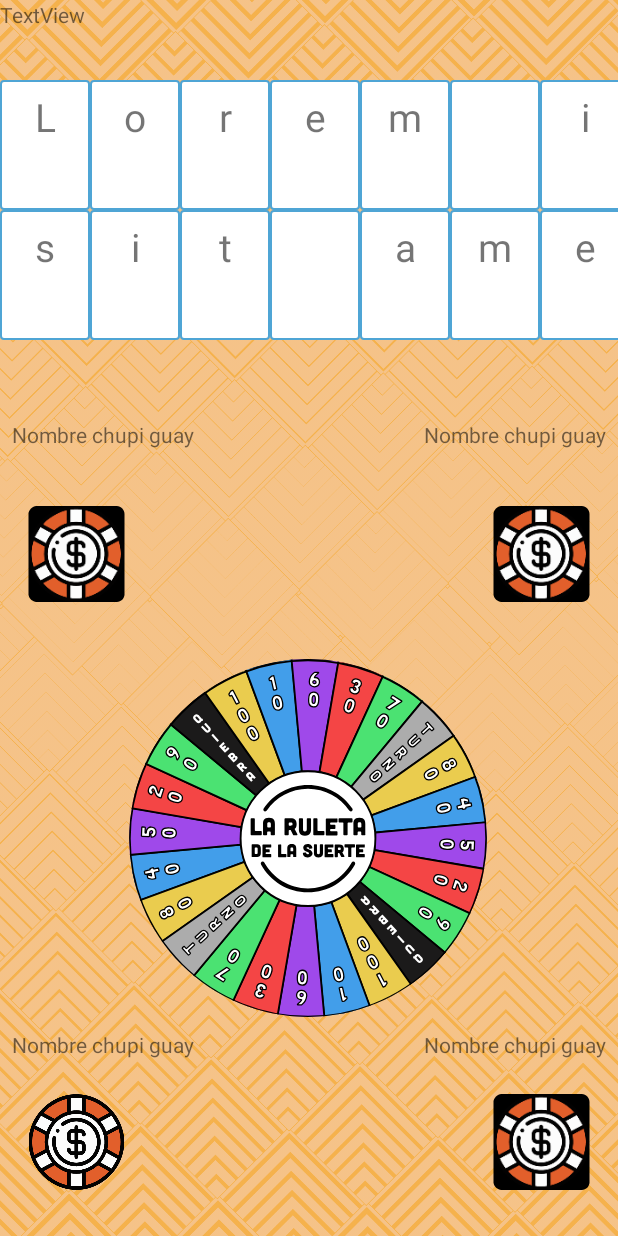
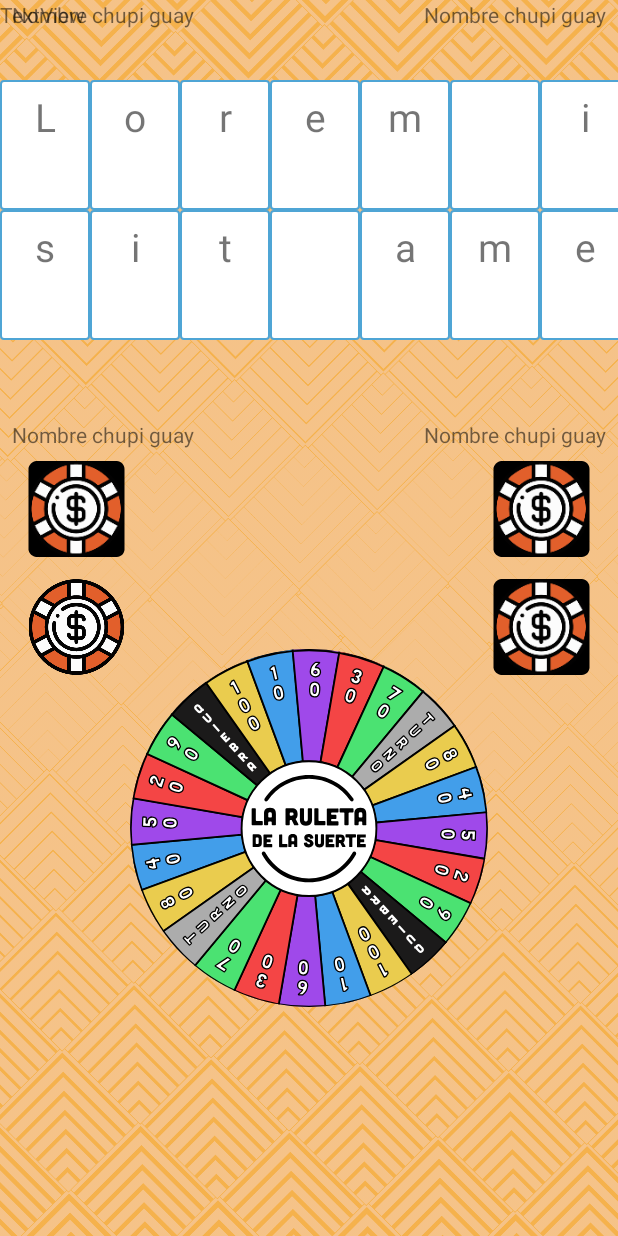
Before and after one commit to aalevelaa/ruleta-de-la-suerte, an Android app: the GameActivity screen opened directly, with no data from a screen before it, on a phone screen of 412 x 824 dp. Run offline under Robolectric (Android 15) with nearby library versions, the phone set to English and light mode, and no system bars; 1 statement that could not run was skipped.

Commit message:
Roulette changed to fragment.

```diff
--- a/app/src/main/java/com/example/ruletadelasuerte/GameActivity.java
+++ b/app/src/main/java/com/example/ruletadelasuerte/GameActivity.java
@@ -1,8 +1,10 @@
 package com.example.ruletadelasuerte;
 
 import androidx.appcompat.app.AppCompatActivity;
+import androidx.viewpager.widget.ViewPager;
 
 import android.content.Intent;
+import android.net.Uri;
 import android.os.Bundle;
 import android.view.View;
 import android.view.animation.AnimationSet;
@@ -15,7 +17,7 @@ import android.widget.TextView;
 import java.util.ArrayList;
 import java.util.Random;
 
-public class GameActivity extends AppCompatActivity {
+public class GameActivity extends AppCompatActivity implements RouletteFragment.OnFragmentInteractionListener {
 
     private ImageView ruleta;
     private int numPlayers = 0;
@@ -28,13 +30,19 @@ public class GameActivity extends AppCompatActivity {
         super.onCreate(savedInstanceState);
         setContentView(R.layout.activity_game);
 
+        //Gets info from last Activity
         Intent intent = getIntent();
 
         this.numPlayers = Integer.valueOf(intent.getStringExtra("numPlayers"));
         this.namePlayers = intent.getStringArrayExtra("namePlayers");
 
+        //Sets RouletteKeyboardAdapter to ViewPager
+        ViewPager v = findViewById(R.id.roulette_keyboard);
+        RouletteKeyboardAdapter adapter = new RouletteKeyboardAdapter(getSupportFragmentManager());
+        v.setAdapter(adapter);
+
+
         TableRow.LayoutParams rowParams = new TableRow.LayoutParams(TableRow.LayoutParams.WRAP_CONTENT, TableRow.LayoutParams.WRAP_CONTENT);
-
 
         this.frase = getResources().getStringArray(R.array.frases)[0];
 
@@ -62,43 +70,8 @@ public class GameActivity extends AppCompatActivity {
             ((TableLayout)findViewById(R.id.panel)).addView(tableRow);
         }
 
-
-
-        addRuletaAnimation();
-
     }
 
-    private void addRuletaAnimation()
-    {
-        ruleta = findViewById(R.id.ruletaIntro);
-
-        ruleta.setOnClickListener(new View.OnClickListener()
-        {
-            @Override
-            public void onClick(View v)
-            {
-                float r = (float) new Random().nextInt(360);
-
-                final RotateAnimation animRotate = new RotateAnimation(0.0f, -r+5-360,
-                        RotateAnimation.RELATIVE_TO_SELF, 0.5f,
-                        RotateAnimation.RELATIVE_TO_SELF, 0.5f);
-
-
-                animRotate.setDuration(3000);
-                animRotate.setFillAfter(true);
-
-                ruleta.startAnimation(animRotate);
-
-                //lastRDiff = 360f - r;
-
-                TextView tv = findViewById(R.id.textView2);
-
-                String[] casillas = getResources().getStringArray(R.array.casillas);
-
-                tv.setText(casillas[(int) (Math.ceil(r/15)-1)]);
-            }
-        });
-    }
 
     private String[] splitFrase()
     {
@@ -133,4 +106,8 @@ public class GameActivity extends AppCompatActivity {
     }
 
 
+    @Override
+    public void onFragmentInteraction(Uri uri) {
+
+    }
 }
--- /dev/null
+++ b/app/src/main/java/com/example/ruletadelasuerte/RouletteFragment.java
@@ -0,0 +1,131 @@
+package com.example.ruletadelasuerte;
+
+import android.content.Context;
+import android.net.Uri;
+import android.os.Bundle;
+
+import androidx.fragment.app.Fragment;
+
+import android.view.LayoutInflater;
+import android.view.View;
+import android.view.ViewGroup;
+import android.view.animation.RotateAnimation;
+import android.widget.ImageView;
+import android.widget.TextView;
+
+import java.util.Random;
+
+
+/**
+ * A simple {@link Fragment} subclass.
+ * Activities that contain this fragment must implement the
+ * {@link RouletteFragment.OnFragmentInteractionListener} interface
+ * to handle interaction events.
+ * Use the {@link RouletteFragment#newInstance} factory method to
+ * create an instance of this fragment.
+ */
+public class RouletteFragment extends Fragment {
+
+    private OnFragmentInteractionListener mListener;
+
+    public RouletteFragment() {
+        // Required empty public constructor
+    }
+
+    /**
+     * Use this factory method to create a new instance of
+     * this fragment using the provided parameters.
+     *
+     * @param param1 Parameter 1.
+     * @param param2 Parameter 2.
+     * @return A new instance of fragment RouletteFragment.
+     */
+    // TODO: Rename and change types and number of parameters
+    public static RouletteFragment newInstance(String param1, String param2) {
+        RouletteFragment fragment = new RouletteFragment();
+        return fragment;
+    }
+
+    @Override
+    public void onCreate(Bundle savedInstanceState) {
+        super.onCreate(savedInstanceState);
+    }
+
+    @Override
+    public View onCreateView(LayoutInflater inflater, ViewGroup container,
+                             Bundle savedInstanceState) {
+        // Inflate the layout for this fragment
+        View view = inflater.inflate(R.layout.fragment_roulette, container, false);
+        view.findViewById(R.id.mainRoulette).setOnClickListener(new View.OnClickListener() {
+            @Override
+            public void onClick(View v) {
+               spinRoulette(v);
+            }
+        });
+        return view;
+    }
+
+    // TODO: Rename method, update argument and hook method into UI event
+    public void onButtonPressed(Uri uri) {
+        if (mListener != null) {
+            mListener.onFragmentInteraction(uri);
+        }
+    }
+
+    @Override
+    public void onAttach(Context context) {
+        super.onAttach(context);
+        if (context instanceof OnFragmentInteractionListener) {
+            mListener = (OnFragmentInteractionListener) context;
+        } else {
+            throw new RuntimeException(context.toString()
+                    + " must implement OnFragmentInteractionListener");
+        }
+    }
+
+    @Override
+    public void onDetach() {
+        super.onDetach();
+        mListener = null;
+    }
+
+    public void spinRoulette(View v)
+    {
+        float r = (float) new Random().nextInt(360);
+
+        final RotateAnimation animRotate = new RotateAnimation(0.0f, -r+5-360,
+                RotateAnimation.RELATIVE_TO_SELF, 0.5f,
+                RotateAnimation.RELATIVE_TO_SELF, 0.5f);
+
+
+        animRotate.setDuration(3000);
+        animRotate.setFillAfter(true);
+
+        v.startAnimation(animRotate);
+
+        //This is old code from when the roulette wasn't a fragment
+
+        //lastRDiff = 360f - r;
+
+        //TextView tv = findViewById(R.id.textView2);
+
+        //String[] casillas = getResources().getStringArray(R.array.casillas);
+
+        //tv.setText(casillas[(int) (Math.ceil(r/15)-1)]);
+    }
+
+    /**
+     * This interface must be implemented by activities that contain this
+     * fragment to allow an interaction in this fragment to be communicated
+     * to the activity and potentially other fragments contained in that
+     * activity.
+     * <p>
+     * See the Android Training lesson <a href=
+     * "http://developer.android.com/training/basics/fragments/communicating.html"
+     * >Communicating with Other Fragments</a> for more information.
+     */
+    public interface OnFragmentInteractionListener {
+        // TODO: Update argument type and name
+        void onFragmentInteraction(Uri uri);
+    }
+}
--- /dev/null
+++ b/app/src/main/java/com/example/ruletadelasuerte/RouletteKeyboardAdapter.java
@@ -0,0 +1,35 @@
+package com.example.ruletadelasuerte;
+
+import android.view.View;
+import android.view.animation.RotateAnimation;
+import android.widget.ImageView;
+import android.widget.TextView;
+
+import androidx.fragment.app.Fragment;
+import androidx.fragment.app.FragmentManager;
+import androidx.fragment.app.FragmentStatePagerAdapter;
+
+import java.util.Random;
+
+public class RouletteKeyboardAdapter extends FragmentStatePagerAdapter {
+
+    public RouletteKeyboardAdapter(FragmentManager fm){
+        super(fm);
+    }
+
+    @Override
+    public Fragment getItem(int position) {
+        switch (position)
+        {
+            case 0: return new RouletteFragment();
+            case 1: return new RouletteFragment();
+        }
+        return null;
+    }
+
+    @Override
+    public int getCount() {
+        return 2;
+    }
+
+}
--- a/app/src/main/res/layout/activity_game.xml
+++ b/app/src/main/res/layout/activity_game.xml
@@ -20,17 +20,14 @@
         app:layout_constraintTop_toTopOf="parent"
         app:srcCompat="@drawable/background_intro" />
 
-    <ImageView
-        android:id="@+id/ruletaIntro"
-        android:layout_width="240dp"
+    <androidx.viewpager.widget.ViewPager
+        android:id="@+id/roulette_keyboard"
+        android:layout_width="0dp"
         android:layout_height="240dp"
-        android:background="@drawable/ruleta_ingame"
         app:layout_constraintBottom_toBottomOf="parent"
         app:layout_constraintEnd_toEndOf="parent"
-        app:layout_constraintHorizontal_bias="0.497"
         app:layout_constraintStart_toStartOf="parent"
-        app:layout_constraintTop_toTopOf="parent"
-        app:layout_constraintVertical_bias="0.751" />
+        app:layout_constraintTop_toTopOf="@+id/guideline" />
 
     <TextView
         android:id="@+id/textView2"
@@ -47,8 +44,6 @@
         android:layout_marginStart="8dp"
         android:layout_marginLeft="8dp"
         android:layout_marginTop="8dp"
-        android:layout_marginBottom="8dp"
-        app:layout_constraintBottom_toTopOf="@+id/ruletaIntro"
         app:layout_constraintStart_toStartOf="parent"
         app:layout_constraintTop_toBottomOf="@+id/namePlayer1"
         app:srcCompat="@mipmap/ic_launcher"
@@ -71,8 +66,6 @@
         android:layout_marginTop="8dp"
         android:layout_marginEnd="8dp"
         android:layout_marginRight="8dp"
-        android:layout_marginBottom="8dp"
-        app:layout_constraintBottom_toTopOf="@+id/ruletaIntro"
         app:layout_constraintEnd_toEndOf="parent"
         app:layout_constraintTop_toBottomOf="@+id/namePlayer2"
         app:srcCompat="@mipmap/ic_launcher"
@@ -108,10 +101,9 @@
         android:layout_height="wrap_content"
         android:layout_marginStart="8dp"
         android:layout_marginLeft="8dp"
-        android:layout_marginTop="8dp"
         android:text="Nombre chupi guay"
         app:layout_constraintStart_toStartOf="parent"
-        app:layout_constraintTop_toBottomOf="@+id/ruletaIntro" />
+        tools:layout_editor_absoluteY="617dp" />
 
     <ImageView
         android:id="@+id/iconPlayer4"
@@ -131,12 +123,11 @@
         android:id="@+id/namePlayer4"
         android:layout_width="wrap_content"
         android:layout_height="wrap_content"
-        android:layout_marginTop="8dp"
         android:layout_marginEnd="8dp"
         android:layout_marginRight="8dp"
         android:text="Nombre chupi guay"
         app:layout_constraintEnd_toEndOf="parent"
-        app:layout_constraintTop_toBottomOf="@+id/ruletaIntro" />
+        tools:layout_editor_absoluteY="617dp" />
 
     <androidx.constraintlayout.widget.Guideline
         android:id="@+id/guideline"
--- /dev/null
+++ b/app/src/main/res/layout/fragment_roulette.xml
@@ -0,0 +1,19 @@
+<?xml version="1.0" encoding="utf-8"?>
+<androidx.constraintlayout.widget.ConstraintLayout xmlns:android="http://schemas.android.com/apk/res/android"
+    xmlns:app="http://schemas.android.com/apk/res-auto"
+    xmlns:tools="http://schemas.android.com/tools"
+    android:layout_width="match_parent"
+    android:layout_height="match_parent"
+    android:layout_alignWithParentIfMissing="false"
+    tools:context=".RouletteFragment">
+
+    <ImageView
+        android:id="@+id/mainRoulette"
+        android:layout_width="240dp"
+        android:layout_height="240dp"
+        android:src="@drawable/ruleta_ingame"
+        app:layout_constraintBottom_toBottomOf="parent"
+        app:layout_constraintEnd_toEndOf="parent"
+        app:layout_constraintStart_toStartOf="parent"
+        app:layout_constraintTop_toTopOf="parent" />
+</androidx.constraintlayout.widget.ConstraintLayout>
```
